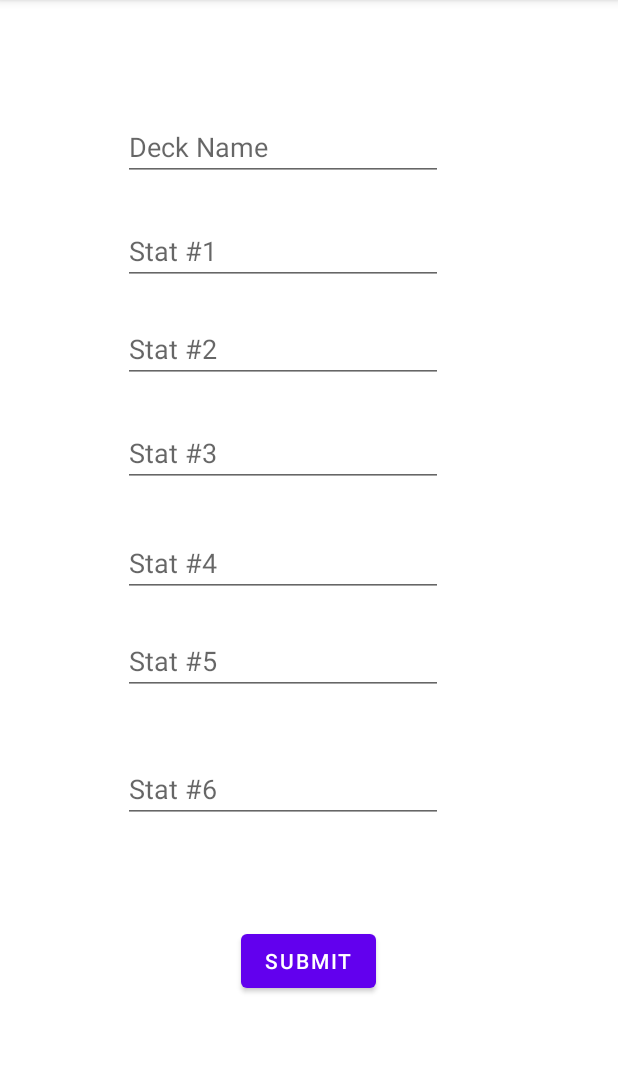
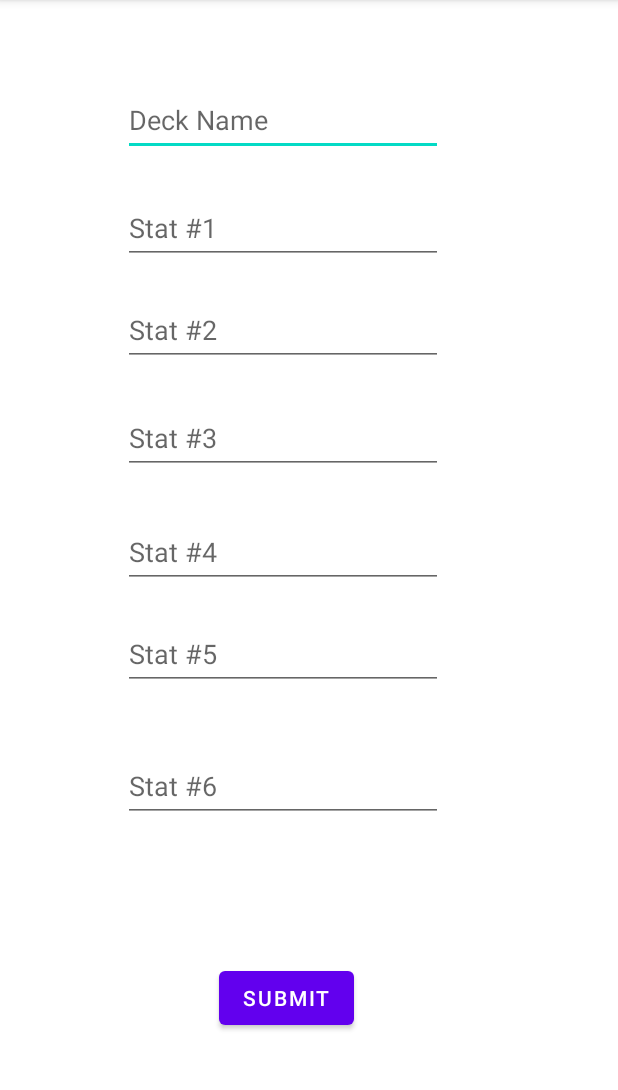
Before and after one commit to akinolajaye/androidapp, an Android app: the LandingScreen screen opened through its navigation route, after a tap on "CREATE NEW DECK", on a phone screen of 412 x 824 dp, the part 84-1174 px from its top. Run offline under Robolectric (Android 15) with nearby library versions, the phone set to English and light mode, and no system bars.

Commit message:
added table

```diff
--- /dev/null
+++ b/gamepark/app/src/main/java/com/example/gamepark/CreateDeck.java
@@ -0,0 +1,55 @@
+package com.example.gamepark;
+
+import androidx.appcompat.app.AppCompatActivity;
+
+import android.os.Bundle;
+import android.view.View;
+import android.widget.Button;
+import android.widget.EditText;
+
+public class CreateDeck extends AppCompatActivity {
+    String name_of_deck,stat1_val,stat2_val,stat3_val,stat4_val,stat5_val,stat6_val;
+    EditText deck_name,stat1,stat2,stat3,stat4,stat5,stat6;
+    Button submit_btn;
+
+    @Override
+    protected void onCreate(Bundle savedInstanceState) {
+        super.onCreate(savedInstanceState);
+        setContentView(R.layout.activity_create_deck);
+        deck_name=(EditText) findViewById(R.id.deck_name);
+        stat1=(EditText) findViewById(R.id.stat_1);
+        stat2=(EditText) findViewById(R.id.stat_2);
+        stat3=(EditText) findViewById(R.id.stat_3);
+        stat4=(EditText) findViewById(R.id.stat_4);
+        stat5=(EditText) findViewById(R.id.stat_5);
+        stat6=(EditText) findViewById(R.id.stat_6);
+
+        submit_btn= (Button) findViewById(R.id.submit);
+        submit_btn.setOnClickListener(new View.OnClickListener() {
+            @Override
+            public void onClick(View view) {
+                name_of_deck=deck_name.getText().toString();
+                stat1_val=stat1.getText().toString();
+                stat2_val=stat2.getText().toString();
+                stat3_val=stat3.getText().toString();
+                stat4_val=stat4.getText().toString();
+                stat5_val=stat5.getText().toString();
+                stat6_val=stat6.getText().toString();
+
+
+                DataTable myDB= new DataTable(CreateDeck.this,name_of_deck,stat1_val,stat2_val,
+                        stat3_val,stat4_val,stat5_val,stat6_val);
+
+                myDB.add();
+
+
+            }
+
+        });
+
+
+
+    }
+
+
+}
--- a/gamepark/app/src/main/java/com/example/gamepark/LandingScreen.java
+++ b/gamepark/app/src/main/java/com/example/gamepark/LandingScreen.java
@@ -1,5 +1,6 @@
 package com.example.gamepark;
 
+import android.content.Intent;
 import android.os.Bundle;
 
 import androidx.annotation.NonNull;
@@ -12,6 +13,7 @@
 import android.view.View;
 import android.view.ViewGroup;
 import android.widget.Button;
+import android.widget.Toast;
 
 
 public class LandingScreen extends Fragment {
@@ -34,14 +36,17 @@
     public void onViewCreated(@NonNull View view, @Nullable Bundle savedInstanceState) {
         super.onViewCreated(view, savedInstanceState);
 
-        NavController navController= Navigation.findNavController(view);
+
 
         Button start=view.findViewById(R.id.new_deck_btn);
         start.setOnClickListener( new View.OnClickListener() {
             @Override
             public void onClick(View view) {
+                Intent intent = new Intent(getContext(),CreateDeck.class);
+                startActivity(intent);
 
-                navController.navigate((R.id.action_landingScreen_to_newDeck));
+
+
 
             }
         });
--- /dev/null
+++ b/gamepark/app/src/main/res/layout/activity_create_deck.xml
@@ -0,0 +1,121 @@
+<?xml version="1.0" encoding="utf-8"?>
+<androidx.constraintlayout.widget.ConstraintLayout xmlns:android="http://schemas.android.com/apk/res/android"
+    xmlns:app="http://schemas.android.com/apk/res-auto"
+    xmlns:tools="http://schemas.android.com/tools"
+    android:layout_width="match_parent"
+    android:layout_height="match_parent"
+    tools:context=".CreateDeck">
+
+    <EditText
+        android:id="@+id/deck_name"
+        android:layout_width="wrap_content"
+        android:layout_height="wrap_content"
+        android:layout_marginTop="56dp"
+        android:ems="10"
+        android:hint="Deck Name"
+        android:inputType="textPersonName"
+        android:minHeight="48dp"
+        app:layout_constraintEnd_toEndOf="parent"
+        app:layout_constraintHorizontal_bias="0.412"
+        app:layout_constraintStart_toStartOf="parent"
+        app:layout_constraintTop_toTopOf="parent" />
+
+    <EditText
+        android:id="@+id/stat_1"
+        android:layout_width="wrap_content"
+        android:layout_height="wrap_content"
+        android:layout_marginTop="24dp"
+        android:ems="10"
+        android:hint="Stat #1"
+        android:inputType="textPersonName"
+        android:minHeight="48dp"
+        app:layout_constraintEnd_toEndOf="parent"
+        app:layout_constraintHorizontal_bias="0.412"
+        app:layout_constraintStart_toStartOf="parent"
+        app:layout_constraintTop_toBottomOf="@+id/deck_name" />
+
+    <EditText
+        android:id="@+id/stat_2"
+        android:layout_width="wrap_content"
+        android:layout_height="wrap_content"
+        android:layout_marginTop="20dp"
+        android:ems="10"
+        android:hint="Stat #2"
+        android:inputType="textPersonName"
+        android:minHeight="48dp"
+        app:layout_constraintEnd_toEndOf="parent"
+        app:layout_constraintHorizontal_bias="0.412"
+        app:layout_constraintStart_toStartOf="parent"
+        app:layout_constraintTop_toBottomOf="@+id/stat_1" />
+
+    <EditText
+        android:id="@+id/stat_3"
+        android:layout_width="wrap_content"
+        android:layout_height="wrap_content"
+        android:layout_marginTop="24dp"
+        android:ems="10"
+        android:hint="Stat #3"
+        android:inputType="textPersonName"
+        android:minHeight="48dp"
+        app:layout_constraintEnd_toEndOf="parent"
+        app:layout_constraintHorizontal_bias="0.412"
+        app:layout_constraintStart_toStartOf="parent"
+        app:layout_constraintTop_toBottomOf="@+id/stat_2" />
+
+    <EditText
+        android:id="@+id/stat_4"
+        android:layout_width="wrap_content"
+        android:layout_height="wrap_content"
+        android:layout_marginTop="28dp"
+        android:ems="10"
+        android:hint="Stat #4"
+        android:inputType="textPersonName"
+        android:minHeight="48dp"
+        app:layout_constraintEnd_toEndOf="parent"
+        app:layout_constraintHorizontal_bias="0.412"
+        app:layout_constraintStart_toStartOf="parent"
+        app:layout_constraintTop_toBottomOf="@+id/stat_3" />
+
+    <EditText
+        android:id="@+id/stat_5"
+        android:layout_width="wrap_content"
+        android:layout_height="wrap_content"
+        android:layout_marginTop="20dp"
+        android:ems="10"
+        android:hint="Stat #5"
+        android:inputType="textPersonName"
+        android:minHeight="48dp"
+        app:layout_constraintEnd_toEndOf="parent"
+        app:layout_constraintHorizontal_bias="0.412"
+        app:layout_constraintStart_toStartOf="parent"
+        app:layout_constraintTop_toBottomOf="@+id/stat_4" />
+
+    <EditText
+        android:id="@+id/stat_6"
+        android:layout_width="wrap_content"
+        android:layout_height="wrap_content"
+        android:layout_marginTop="40dp"
+        android:ems="10"
+        android:hint="Stat #6"
+        android:inputType="textPersonName"
+        android:minHeight="48dp"
+        app:layout_constraintEnd_toEndOf="parent"
+        app:layout_constraintHorizontal_bias="0.412"
+        app:layout_constraintStart_toStartOf="parent"
+        app:layout_constraintTop_toBottomOf="@+id/stat_5" />
+
+    <Button
+        android:id="@+id/submit"
+        android:layout_width="wrap_content"
+        android:layout_height="wrap_content"
+        android:layout_marginStart="146dp"
+        android:layout_marginEnd="171dp"
+        android:text="@string/submit"
+        app:layout_constraintBottom_toBottomOf="parent"
+        app:layout_constraintEnd_toEndOf="parent"
+        app:layout_constraintHorizontal_bias="0.0"
+        app:layout_constraintStart_toStartOf="parent"
+        app:layout_constraintTop_toTopOf="parent"
+        app:layout_constraintVertical_bias="0.891" />
+
+</androidx.constraintlayout.widget.ConstraintLayout>
--- a/gamepark/app/src/main/res/layout/fragment_new_deck.xml
+++ b/gamepark/app/src/main/res/layout/fragment_new_deck.xml
@@ -6,107 +6,5 @@
     tools:context=".NewDeck">
 
 
-    <EditText
-        android:id="@+id/deck_name"
-        android:layout_width="wrap_content"
-        android:layout_height="wrap_content"
-        android:layout_marginTop="56dp"
-        android:ems="10"
-        android:hint="Deck Name"
-        android:inputType="textPersonName"
-        app:layout_constraintEnd_toEndOf="parent"
-        app:layout_constraintHorizontal_bias="0.412"
-        app:layout_constraintStart_toStartOf="parent"
-        app:layout_constraintTop_toTopOf="parent" />
 
-    <EditText
-        android:id="@+id/stat_1"
-        android:layout_width="wrap_content"
-        android:layout_height="wrap_content"
-        android:layout_marginTop="24dp"
-        android:ems="10"
-        android:hint="Stat #1"
-        android:inputType="textPersonName"
-        app:layout_constraintEnd_toEndOf="parent"
-        app:layout_constraintHorizontal_bias="0.412"
-        app:layout_constraintStart_toStartOf="parent"
-        app:layout_constraintTop_toBottomOf="@+id/deck_name" />
-
-    <EditText
-        android:id="@+id/stat_2"
-        android:layout_width="wrap_content"
-        android:layout_height="wrap_content"
-        android:layout_marginTop="20dp"
-        android:ems="10"
-        android:hint="Stat #2"
-        android:inputType="textPersonName"
-        app:layout_constraintEnd_toEndOf="parent"
-        app:layout_constraintHorizontal_bias="0.412"
-        app:layout_constraintStart_toStartOf="parent"
-        app:layout_constraintTop_toBottomOf="@+id/stat_1" />
-
-    <EditText
-        android:id="@+id/stat_3"
-        android:layout_width="wrap_content"
-        android:layout_height="wrap_content"
-        android:layout_marginTop="24dp"
-        android:ems="10"
-        android:hint="Stat #3"
-        android:inputType="textPersonName"
-        app:layout_constraintEnd_toEndOf="parent"
-        app:layout_constraintHorizontal_bias="0.412"
-        app:layout_constraintStart_toStartOf="parent"
-        app:layout_constraintTop_toBottomOf="@+id/stat_2" />
-
-    <EditText
-        android:id="@+id/stat_4"
-        android:layout_width="wrap_content"
-        android:layout_height="wrap_content"
-        android:layout_marginTop="28dp"
-        android:ems="10"
-        android:hint="Stat #4"
-        android:inputType="textPersonName"
-        app:layout_constraintEnd_toEndOf="parent"
-        app:layout_constraintHorizontal_bias="0.412"
-        app:layout_constraintStart_toStartOf="parent"
-        app:layout_constraintTop_toBottomOf="@+id/stat_3" />
-
-    <EditText
-        android:id="@+id/stat_5"
-        android:layout_width="wrap_content"
-        android:layout_height="wrap_content"
-        android:layout_marginTop="20dp"
-        android:ems="10"
-        android:hint="Stat #5"
-        android:inputType="textPersonName"
-        app:layout_constraintEnd_toEndOf="parent"
-        app:layout_constraintHorizontal_bias="0.412"
-        app:layout_constraintStart_toStartOf="parent"
-        app:layout_constraintTop_toBottomOf="@+id/stat_4" />
-
-    <EditText
-        android:id="@+id/stat_6"
-        android:layout_width="wrap_content"
-        android:layout_height="wrap_content"
-        android:layout_marginTop="40dp"
-        android:ems="10"
-        android:hint="Stat #6"
-        android:inputType="textPersonName"
-        app:layout_constraintEnd_toEndOf="parent"
-        app:layout_constraintHorizontal_bias="0.412"
-        app:layout_constraintStart_toStartOf="parent"
-        app:layout_constraintTop_toBottomOf="@+id/stat_5" />
-
-    <Button
-        android:id="@+id/submit"
-        android:layout_width="wrap_content"
-        android:layout_height="wrap_content"
-        android:layout_marginBottom="84dp"
-        android:text="@string/submit"
-        app:layout_constraintBottom_toBottomOf="parent"
-        app:layout_constraintEnd_toEndOf="parent"
-        app:layout_constraintHorizontal_bias="0.498"
-        app:layout_constraintStart_toStartOf="parent"
-        app:layout_constraintTop_toBottomOf="@+id/stat_6"
-        app:layout_constraintVertical_bias="1.0" />
 </androidx.constraintlayout.widget.ConstraintLayout>
--- a/gamepark/app/src/main/res/navigation/nav_graph.xml
+++ b/gamepark/app/src/main/res/navigation/nav_graph.xml
@@ -17,14 +17,5 @@
         android:id="@+id/landingScreen"
         android:name="com.example.gamepark.LandingScreen"
         android:label="fragment_landing_screen"
-        tools:layout="@layout/fragment_landing_screen" >
-        <action
-            android:id="@+id/action_landingScreen_to_newDeck"
-            app:destination="@id/newDeck" />
-    </fragment>
-    <fragment
-        android:id="@+id/newDeck"
-        android:name="com.example.gamepark.NewDeck"
-        android:label="fragment_new_deck"
-        tools:layout="@layout/fragment_new_deck" />
+        tools:layout="@layout/fragment_landing_screen" />
 </navigation>
```
Also changed, not shown: gamepark/app/src/main/AndroidManifest.xml (+6 -4 lines), gamepark/app/src/main/java/com/example/gamepark/DataTable.java (+49 -11 lines), gamepark/app/src/main/java/com/example/gamepark/NewDeck.java (+14 -0 lines).
